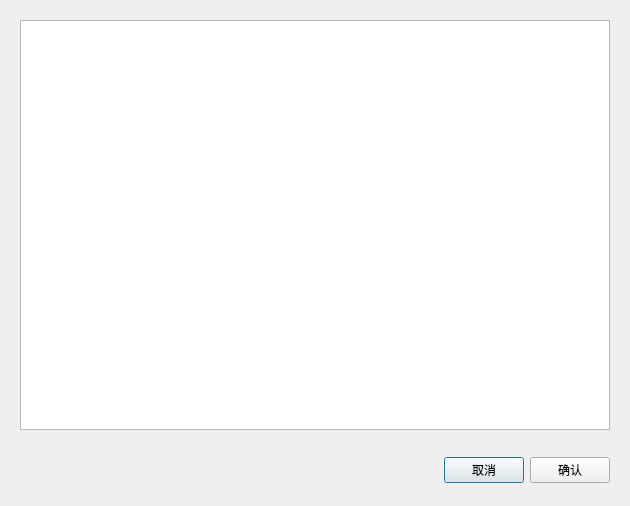
LinuxIsExcellent/observer, file stringtotableview.ui: the form before one commit.
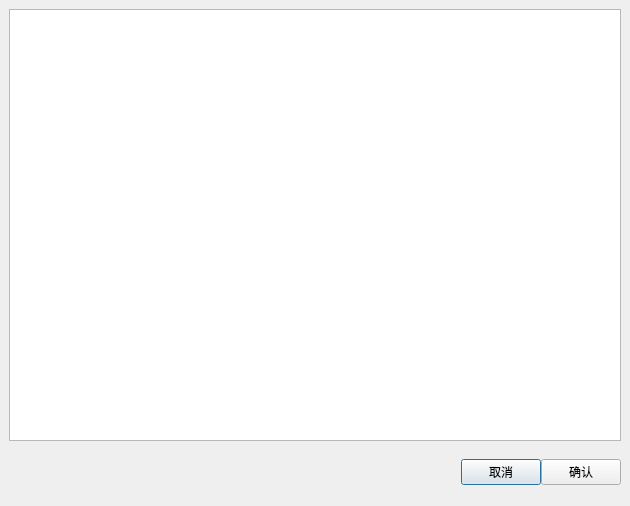
The form after the commit.

```diff
--- a/stringtotableview.ui
+++ b/stringtotableview.ui
@@ -14,9 +14,39 @@
    <string>Dialog</string>
   </property>
   <layout class="QVBoxLayout" name="verticalLayout">
+   <property name="spacing">
+    <number>6</number>
+   </property>
+   <property name="leftMargin">
+    <number>9</number>
+   </property>
+   <property name="topMargin">
+    <number>9</number>
+   </property>
+   <property name="rightMargin">
+    <number>9</number>
+   </property>
+   <property name="bottomMargin">
+    <number>9</number>
+   </property>
    <item>
     <widget class="QWidget" name="widget" native="true">
      <layout class="QVBoxLayout" name="verticalLayout_2">
+      <property name="spacing">
+       <number>0</number>
+      </property>
+      <property name="leftMargin">
+       <number>0</number>
+      </property>
+      <property name="topMargin">
+       <number>0</number>
+      </property>
+      <property name="rightMargin">
+       <number>0</number>
+      </property>
+      <property name="bottomMargin">
+       <number>0</number>
+      </property>
       <item>
        <widget class="QTableView" name="tableView"/>
       </item>
@@ -38,6 +68,21 @@
       </size>
      </property>
      <layout class="QHBoxLayout" name="horizontalLayout">
+      <property name="spacing">
+       <number>0</number>
+      </property>
+      <property name="leftMargin">
+       <number>0</number>
+      </property>
+      <property name="topMargin">
+       <number>0</number>
+      </property>
+      <property name="rightMargin">
+       <number>0</number>
+      </property>
+      <property name="bottomMargin">
+       <number>0</number>
+      </property>
       <item>
        <spacer name="horizontalSpacer">
         <property name="orientation">
```
